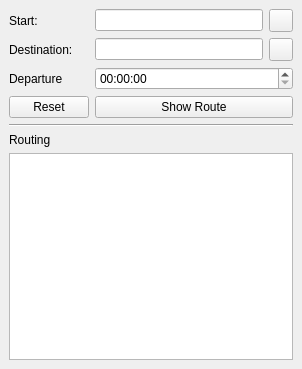
Qt form plaza_route_dockwidget_base.ui (PlazaRoute/qgis-plugin) before a commit.
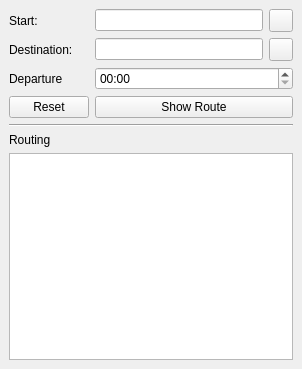
The same form after that commit. Icons and pictures are not drawn.

Commit message: use locale-independet time format

The edit to the form file:
```diff
--- a/plaza_route_dockwidget_base.ui
+++ b/plaza_route_dockwidget_base.ui
@@ -75,7 +75,11 @@
        </widget>
       </item>
       <item row="2" column="1">
-       <widget class="QTimeEdit" name="departure_value"/>
+       <widget class="QTimeEdit" name="departure_value">
+        <property name="displayFormat">
+         <string notr="true">HH:mm</string>
+        </property>
+       </widget>
       </item>
       <item row="3" column="0">
        <widget class="QPushButton" name="reset_btn">
```
